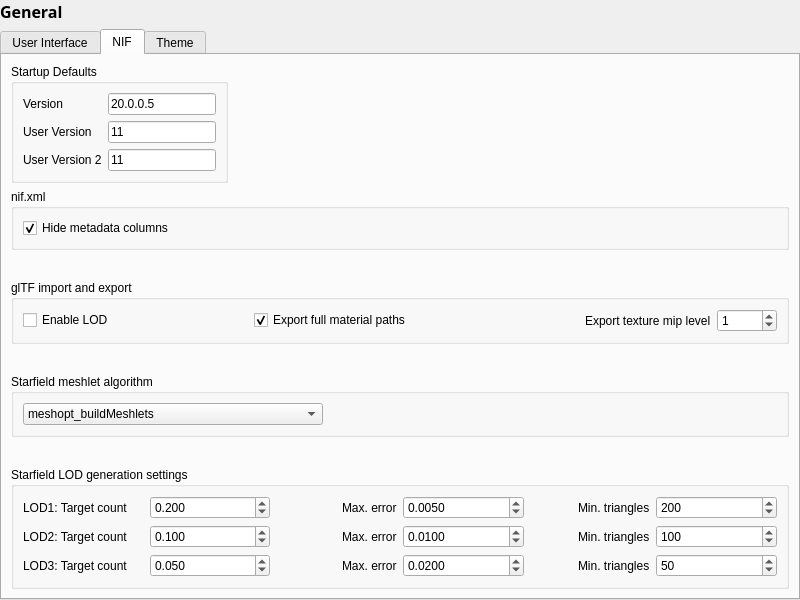
This is src/ui/settingsgeneral.ui in fo76utils/nifskope as Qt 5 draws it before an edit. The edited form follows.
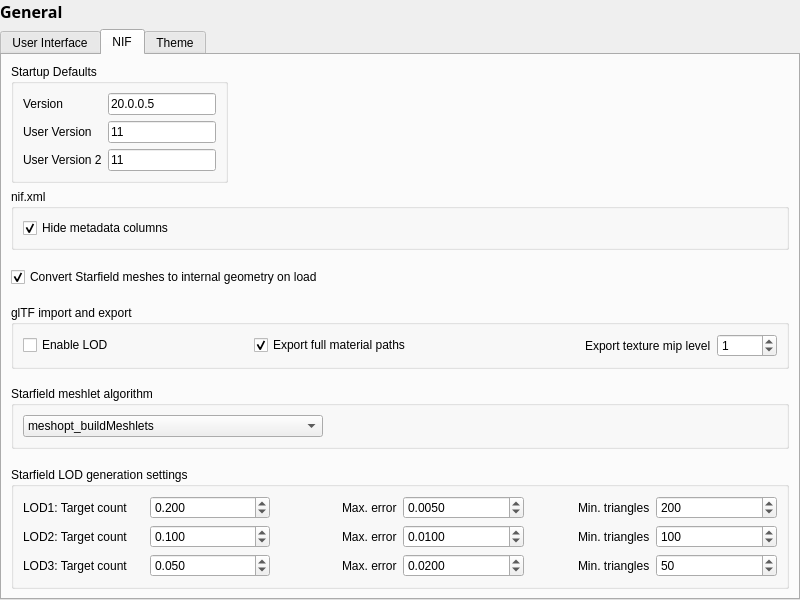
This is the edited form. The open tabs and pages were chosen to show the change. Custom widgets are drawn as their Qt base class.

Commit message: New setting to convert Starfield models to internal geometry on load

Patch:
```diff
--- a/src/ui/settingsgeneral.ui
+++ b/src/ui/settingsgeneral.ui
@@ -273,7 +273,30 @@
          <property name="sizeHint" stdset="0">
           <size>
            <width>20</width>
-           <height>40</height>
+           <height>20</height>
+          </size>
+         </property>
+        </spacer>
+       </item>
+       <item>
+        <widget class="QCheckBox" name="sfConvertExtMeshes">
+         <property name="text">
+          <string>Convert Starfield meshes to internal geometry on load</string>
+         </property>
+         <property name="checked">
+          <bool>true</bool>
+         </property>
+        </widget>
+       </item>
+       <item>
+        <spacer name="verticalSpacer_3">
+         <property name="orientation">
+          <enum>Qt::Vertical</enum>
+         </property>
+         <property name="sizeHint" stdset="0">
+          <size>
+           <width>20</width>
+           <height>20</height>
           </size>
          </property>
         </spacer>
@@ -350,7 +373,7 @@
          <property name="sizeHint" stdset="0">
           <size>
            <width>20</width>
-           <height>40</height>
+           <height>20</height>
           </size>
          </property>
         </spacer>
@@ -406,14 +429,14 @@
         </widget>
        </item>
        <item>
-        <spacer name="verticalSpacer_4">
+        <spacer name="verticalSpacer_5">
          <property name="orientation">
           <enum>Qt::Vertical</enum>
          </property>
          <property name="sizeHint" stdset="0">
           <size>
            <width>20</width>
-           <height>40</height>
+           <height>20</height>
           </size>
          </property>
         </spacer>
```
Left out of the diff: 8 changed lines with no effect on the pictures. The commit also changes 2 other files.
